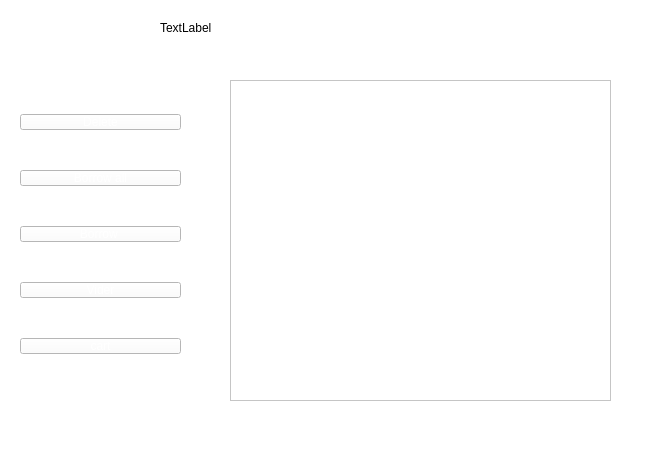
First picture: the form in cart.ui, repository salmajaghoua23/Library, before the edit.
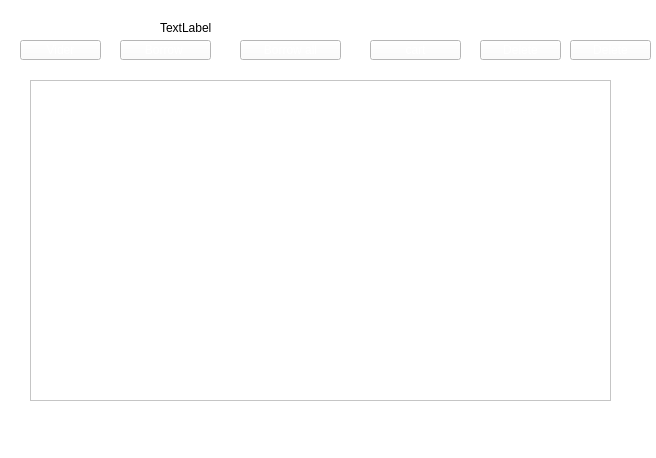
Second picture: the form after the edit.

The edit to the form file:
```diff
--- a/cart.ui
+++ b/cart.ui
@@ -19,9 +19,9 @@
   <widget class="QTableView" name="tableView">
    <property name="geometry">
     <rect>
-     <x>230</x>
+     <x>30</x>
      <y>80</y>
-     <width>381</width>
+     <width>581</width>
      <height>321</height>
     </rect>
    </property>
@@ -39,18 +39,15 @@
     <string>TextLabel</string>
    </property>
   </widget>
-  <widget class="QWidget" name="verticalLayoutWidget">
-   <property name="geometry">
-    <rect>
-     <x>20</x>
-     <y>80</y>
-     <width>161</width>
-     <height>311</height>
-    </rect>
-   </property>
-   <layout class="QVBoxLayout" name="verticalLayout">
-    <item>
      <widget class="QPushButton" name="btnRemoveSelected">
+   <property name="geometry">
+    <rect>
+     <x>480</x>
+     <y>40</y>
+     <width>81</width>
+     <height>20</height>
+    </rect>
+   </property>
       <property name="styleSheet">
        <string notr="true">QPushButton{
 font: 63 14pt &quot;georgia&quot;;
@@ -68,9 +65,15 @@
        <string>Delete</string>
       </property>
      </widget>
-    </item>
-    <item>
      <widget class="QPushButton" name="btnBorrowAll">
+   <property name="geometry">
+    <rect>
+     <x>240</x>
+     <y>40</y>
+     <width>101</width>
+     <height>20</height>
+    </rect>
+   </property>
       <property name="styleSheet">
        <string notr="true">QPushButton{
 font: 63 14pt &quot;georgia&quot;;
@@ -88,9 +91,15 @@
        <string>Borrow all</string>
       </property>
      </widget>
-    </item>
-    <item>
      <widget class="QPushButton" name="borrowButton">
+   <property name="geometry">
+    <rect>
+     <x>120</x>
+     <y>40</y>
+     <width>91</width>
+     <height>20</height>
+    </rect>
+   </property>
       <property name="styleSheet">
        <string notr="true">QPushButton{
 font: 63 14pt &quot;georgia&quot;;
@@ -108,9 +117,15 @@
        <string>Borrow </string>
       </property>
      </widget>
-    </item>
-    <item>
      <widget class="QPushButton" name="btnClearCart">
+   <property name="geometry">
+    <rect>
+     <x>20</x>
+     <y>40</y>
+     <width>81</width>
+     <height>20</height>
+    </rect>
+   </property>
       <property name="styleSheet">
        <string notr="true">QPushButton{
 font: 63 14pt &quot;georgia&quot;;
@@ -128,9 +143,15 @@
        <string>Vider</string>
       </property>
      </widget>
-    </item>
-    <item>
      <widget class="QPushButton" name="voirMonPanierButton">
+   <property name="geometry">
+    <rect>
+     <x>370</x>
+     <y>40</y>
+     <width>91</width>
+     <height>20</height>
+    </rect>
+   </property>
       <property name="styleSheet">
        <string notr="true">QPushButton{
 font: 63 14pt &quot;georgia&quot;;
@@ -148,8 +169,31 @@
        <string>cart</string>
       </property>
      </widget>
-    </item>
-   </layout>
+  <widget class="QPushButton" name="btnRetour">
+   <property name="geometry">
+    <rect>
+     <x>570</x>
+     <y>40</y>
+     <width>81</width>
+     <height>20</height>
+    </rect>
+   </property>
+   <property name="styleSheet">
+    <string notr="true">QPushButton{
+font: 63 14pt &quot;georgia&quot;;
+color: white;
+padding : 0 8px;
+
+}
+QPushButton:hover:!pressed
+{
+background:#FFD700;
+border-radius:5px;
+}</string>
+   </property>
+   <property name="text">
+    <string>Delete</string>
+   </property>
   </widget>
  </widget>
  <resources/>
```
Lines whose indentation alone changed are shown as unchanged.
